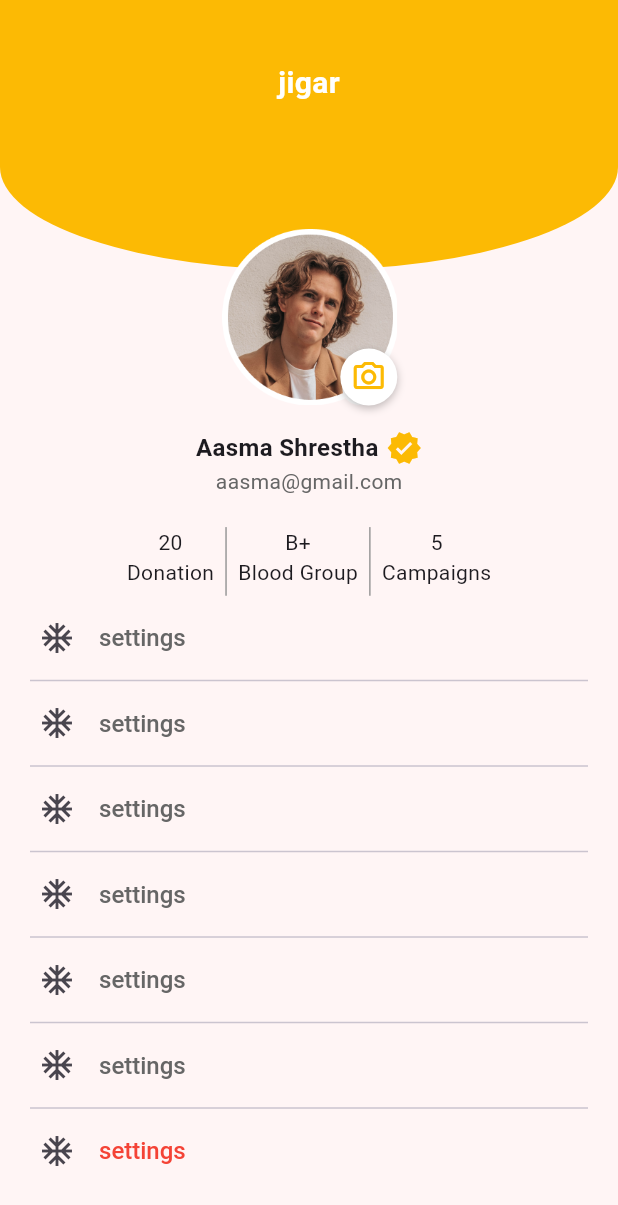
After one commit to Jigarchovatiya/firebase_demo_one, a Flutter app: the ProfileScreen screen opened directly, on a phone screen of 412 x 824 dp. The commit adds this screen. Shown: the top 1205 px of the screen. Run offline on Flutter 3.47's test engine with Material 2 defaults, Android fonts, the phone set to English and light mode, and no system bars; our stand-ins replace cloud_firestore, firebase_auth, firebase_core, firebase_storage, google_sign_in, image_picker; missing offline and left inert: github_sign_in; accounts and stored records are empty; network calls fail.

Commit message:
22-06-2023

```diff
--- /dev/null
+++ b/lib/data/models/user_model.dart
@@ -0,0 +1,33 @@
+import 'dart:convert';
+
+UserModel userModelFromJson(String str) => UserModel.fromJson(json.decode(str));
+
+String userModelToJson(UserModel data) => json.encode(data.toJson());
+
+class UserModel {
+  String? id;
+  String? name;
+  String? email;
+  String? number;
+
+  UserModel({
+    this.id,
+    this.name,
+    this.email,
+    this.number,
+  });
+
+  factory UserModel.fromJson(Map<String, dynamic> json) => UserModel(
+        id: json["id"],
+        name: json["name"],
+        email: json["email"],
+        number: json["number"],
+      );
+
+  Map<String, dynamic> toJson() => {
+        "id": "id",
+        "name": "name",
+        "email": "email",
+        "number": "number",
+      };
+}
--- a/lib/main.dart
+++ b/lib/main.dart
@@ -1,5 +1,5 @@
 import 'package:firebase_core/firebase_core.dart';
-import 'package:firebase_demo_one/view/sign_up_screen/git_hub_log_in.dart';
+import 'package:firebase_demo_one/view/log_in_screen/log_in_screen.dart';
 import 'package:flutter/material.dart';
 
 Future<void> main() async {
@@ -23,7 +23,7 @@ class MyApp extends StatelessWidget {
         colorScheme: ColorScheme.fromSeed(seedColor: Colors.deepPurple),
         useMaterial3: true,
       ),
-      home: const GitHubLogIn(),
+      home: const LogInScreen(),
     );
   }
 }
--- /dev/null
+++ b/lib/res/constants/app_colors.dart
@@ -0,0 +1,18 @@
+import 'package:flutter/material.dart';
+
+class AppColors {
+  static const Color scaffoldBg = Color(0xFFF8F7FA);
+  static const Color white = Colors.white;
+  static const Color red = Colors.red;
+  static const Color black = Colors.black;
+  static const Color transparent = Colors.transparent;
+  static const Color textColor = Color(0xFF666666);
+  static const Color dividerColor = Color(0xFFFCBA04);
+  static const Color textFillColor = Color(0xFFD6EEF1);
+  static const Color homeBg = Color(0xFFFFF5F5);
+  static const Color buttonBg = Color(0xFFE6E6E6);
+  static const Color dividerGray = Color(0xFF999999);
+  static const Color buttonRed = Color(0xFFFFEFEB);
+  static const Color textGreen = Color(0xFF3D8046);
+  static const Color buttonGreen = Color(0xFFD6FFDC);
+}
--- /dev/null
+++ b/lib/res/global/media_query.dart
@@ -0,0 +1,9 @@
+import 'package:flutter/material.dart';
+
+width(BuildContext context) {
+  return MediaQuery.of(context).size.width;
+}
+
+height(BuildContext context) {
+  return MediaQuery.of(context).size.height;
+}
--- /dev/null
+++ b/lib/view/profile_screen.dart
@@ -0,0 +1,292 @@
+import 'dart:convert';
+import 'dart:io';
+
+import 'package:cloud_firestore/cloud_firestore.dart';
+import 'package:firebase_auth/firebase_auth.dart';
+import 'package:firebase_storage/firebase_storage.dart';
+import 'package:flutter/material.dart';
+import 'package:image_picker/image_picker.dart';
+import 'package:path_provider/path_provider.dart';
+
+import '../../../res/global/media_query.dart';
+import '../data/models/user_model.dart';
+import '../res/constants/app_colors.dart';
+import '../utils/utils.dart';
+
+class ProfileScreen extends StatefulWidget {
+  final File? image;
+  const ProfileScreen({Key? key, this.image}) : super(key: key);
+
+  @override
+  State<ProfileScreen> createState() => _ProfileScreenState();
+}
+
+class _ProfileScreenState extends State<ProfileScreen> {
+  FirebaseAuth firebaseAuth = FirebaseAuth.instance;
+  FirebaseFirestore firebaseFireStore = FirebaseFirestore.instance;
+  FirebaseStorage firebaseStorage = FirebaseStorage.instance;
+  final storageRef = FirebaseStorage.instance.ref();
+
+  UserModel userModel = UserModel();
+  Utils utils = Utils();
+
+  final ImagePicker picker = ImagePicker();
+  XFile? image;
+  File? imageFile;
+
+  getUser() {
+    CollectionReference users = firebaseFireStore.collection("user");
+    users.doc(firebaseAuth.currentUser!.uid).get().then((value) {
+      debugPrint("User Added successfully  --------> ${jsonEncode(value.data())}");
+      userModel = userModelFromJson(jsonEncode(value.data()));
+    }).catchError((error) {
+      debugPrint("Failed to get user  : $error");
+    });
+    setState(() {});
+  }
+
+  pickImage() async {
+    image = await picker.pickImage(source: ImageSource.gallery);
+    imageFile = File(image!.path);
+    storeImage();
+    setState(() {});
+  }
+
+  storeImage() async {
+    try {
+      UploadTask uploadTask = firebaseStorage.ref().child("image").child("profile_1.jpg").putFile(imageFile!);
+
+      uploadTask.snapshotEvents.listen((TaskSnapshot taskSnapshot) {
+        switch (taskSnapshot.state) {
+          case TaskState.running:
+            final progress = 100.0 * (taskSnapshot.bytesTransferred / taskSnapshot.totalBytes);
+            debugPrint("upload is $progress% complete.");
+            break;
+          case TaskState.paused:
+            debugPrint("upload  is paused");
+            break;
+          case TaskState.success:
+            debugPrint("upload was success");
+            break;
+          case TaskState.canceled:
+            debugPrint("upload was canceled");
+            break;
+          case TaskState.error:
+            debugPrint("upload was error");
+            break;
+        }
+      });
+    } on FirebaseException catch (e) {
+      utils.showSnackBar(context, message: e.message);
+    }
+  }
+
+  downloadImage() async {
+    final islandRef = storageRef.child("images/island.jpg");
+    final gsReference = FirebaseStorage.instance.refFromURL("gs://YOUR_BUCKET/images/stars.jpg");
+
+    final httpsReference = FirebaseStorage.instance.refFromURL("gs: //remotely-application.appspot.com/image/profile_1.jpg");
+
+    final appDocDir = await getApplicationDocumentsDirectory();
+    final filePath = "${appDocDir.absolute}/images/island.jpg";
+    final file = File(filePath);
+
+    final downloadTask = islandRef.writeToFile(file);
+    downloadTask.snapshotEvents.listen((taskSnapshot) {
+      switch (taskSnapshot.state) {
+        case TaskState.running:
+          debugPrint("Download in progress -->");
+          break;
+        case TaskState.paused:
+          debugPrint("Download Paused -->");
+          break;
+        case TaskState.success:
+          debugPrint("Downloaded Successfully -->");
+          break;
+        case TaskState.canceled:
+          debugPrint("Download Canceled -->");
+          break;
+        case TaskState.error:
+          debugPrint("Download Error -->");
+          break;
+      }
+    });
+  }
+
+  @override
+  void initState() {
+    getUser();
+    super.initState();
+  }
+
+  @override
+  Widget build(BuildContext context) {
+    return Scaffold(
+      backgroundColor: AppColors.homeBg,
+      body: SingleChildScrollView(
+        child: Stack(
+          children: [
+            Container(
+              height: 180,
+              width: double.infinity,
+              decoration: const BoxDecoration(
+                color: AppColors.dividerColor,
+                borderRadius: BorderRadius.only(
+                  bottomRight: Radius.elliptical(300, 100),
+                  bottomLeft: Radius.elliptical(300, 100),
+                ),
+              ),
+            ),
+            Column(
+              crossAxisAlignment: CrossAxisAlignment.center,
+              children: [
+                SizedBox(
+                  height: height(context) / 20,
+                ),
+                const Text(
+                  "jigar",
+                  style: TextStyle(fontSize: 20, fontWeight: FontWeight.w700, color: AppColors.white),
+                ),
+                SizedBox(
+                  height: height(context) / 10,
+                ),
+                Stack(
+                  children: [
+                    Image.asset(
+                      "assets/images/Group 184.png",
+                      height: width(context) / 3.5,
+                    ),
+                    Positioned(
+                      bottom: 0,
+                      right: 0,
+                      child: Container(
+                        padding: const EdgeInsets.all(7),
+                        decoration: const BoxDecoration(
+                          color: AppColors.white,
+                          shape: BoxShape.circle,
+                          boxShadow: [
+                            BoxShadow(
+                              color: Color(0x40000000),
+                              offset: Offset(0, 2),
+                              blurRadius: 4,
+                            )
+                          ],
+                        ),
+                        child: const Icon(
+                          Icons.camera_alt_outlined,
+                          color: AppColors.dividerColor,
+                        ),
+                      ),
+                    ),
+                  ],
+                ),
+                SizedBox(
+                  height: height(context) / 50,
+                ),
+                Row(
+                  mainAxisAlignment: MainAxisAlignment.center,
+                  children: [
+                    const Text(
+                      "Aasma Shrestha",
+                      style: TextStyle(fontWeight: FontWeight.w700, fontSize: 16),
+                    ),
+                    SizedBox(
+                      width: width(context) / 80,
+                    ),
+                    const Icon(
+                      Icons.verified,
+                      color: AppColors.dividerColor,
+                    )
+                  ],
+                ),
+                const Text(
+                  "aasma@gmail.com",
+                  style: TextStyle(color: AppColors.textColor),
+                ),
+                SizedBox(height: height(context) / 40),
+                SizedBox(
+                  height: height(context) / 18,
+                  child: const Row(
+                    mainAxisAlignment: MainAxisAlignment.center,
+                    children: [
+                      Column(
+                        children: [
+                          Text(
+                            "20",
+                          ),
+                          Text(
+                            "Donation",
+                          ),
+                        ],
+                      ),
+                      VerticalDivider(
+                        color: AppColors.dividerGray,
+                        thickness: 1,
+                      ),
+                      Column(
+                        children: [
+                          Text(
+                            "B+",
+                          ),
+                          Text(
+                            "Blood Group",
+                          ),
+                        ],
+                      ),
+                      VerticalDivider(
+                        color: AppColors.dividerGray,
+                        thickness: 1,
+                      ),
+                      Column(
+                        children: [
+                          Text(
+                            "5",
+                          ),
+                          Text(
+                            "Campaigns",
+                          ),
+                        ],
+                      ),
+                    ],
+                  ),
+                ),
+                Padding(
+                  padding: const EdgeInsets.symmetric(horizontal: 10),
+                  child: ListView.builder(
+                    shrinkWrap: true,
+                    physics: const NeverScrollableScrollPhysics(),
+                    itemCount: 7,
+                    itemBuilder: (context, index) {
+                      return Column(
+                        children: [
+                          ListTile(
+                            onTap: () {},
+                            leading: const Icon(Icons.ac_unit),
+                            title: const Text("settings"),
+                            titleTextStyle: TextStyle(
+                              fontSize: 16,
+                              fontWeight: FontWeight.w500,
+                              color: index == 6 ? AppColors.red : AppColors.textColor,
+                            ),
+                          ),
+                          index == 6
+                              ? const SizedBox()
+                              : const Divider(
+                                  height: 1,
+                                  thickness: 1,
+                                  endIndent: 10,
+                                  indent: 10,
+                                ),
+                        ],
+                      );
+                    },
+                  ),
+                ),
+              ],
+            ),
+          ],
+        ),
+      ),
+    );
+  }
+}
```
Also changed, not shown: lib/utils/utils.dart (added, +31 -0 lines), lib/view/home_screen.dart (added, +15 -0 lines), lib/view/log_in_screen/log_in_screen.dart (+145 -1 lines), pubspec.yaml (+6 -3 lines), assets/images/Group 184.png (added), pubspec.lock, 1 other file.
